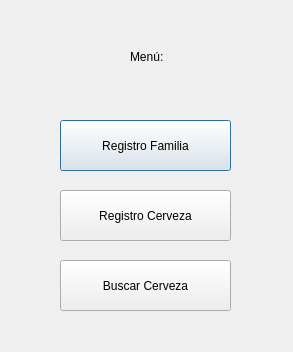
Above: principalcervezas.ui from pacheevb/ED_Proyecto2 before the change. Below: the same form after it.
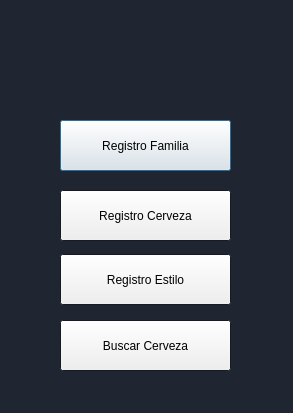
That is the form after the change. Icons and pictures are not drawn.

What changed in the file:
```diff
--- a/principalcervezas.ui
+++ b/principalcervezas.ui
@@ -7,9 +7,73 @@
     <x>0</x>
     <y>0</y>
     <width>293</width>
-    <height>352</height>
+    <height>413</height>
    </rect>
   </property>
+  <property name="palette">
+   <palette>
+    <active>
+     <colorrole role="Base">
+      <brush brushstyle="SolidPattern">
+       <color alpha="255">
+        <red>255</red>
+        <green>255</green>
+        <blue>255</blue>
+       </color>
+      </brush>
+     </colorrole>
+     <colorrole role="Window">
+      <brush brushstyle="SolidPattern">
+       <color alpha="255">
+        <red>31</red>
+        <green>37</green>
+        <blue>49</blue>
+       </color>
+      </brush>
+     </colorrole>
+    </active>
+    <inactive>
+     <colorrole role="Base">
+      <brush brushstyle="SolidPattern">
+       <color alpha="255">
+        <red>255</red>
+        <green>255</green>
+        <blue>255</blue>
+       </color>
+      </brush>
+     </colorrole>
+     <colorrole role="Window">
+      <brush brushstyle="SolidPattern">
+       <color alpha="255">
+        <red>31</red>
+        <green>37</green>
+        <blue>49</blue>
+       </color>
+      </brush>
+     </colorrole>
+    </inactive>
+    <disabled>
+     <colorrole role="Base">
+      <brush brushstyle="SolidPattern">
+       <color alpha="255">
+        <red>31</red>
+        <green>37</green>
+        <blue>49</blue>
+       </color>
+      </brush>
+     </colorrole>
+     <colorrole role="Window">
+      <brush brushstyle="SolidPattern">
+       <color alpha="255">
+        <red>31</red>
+        <green>37</green>
+        <blue>49</blue>
+       </color>
+      </brush>
+     </colorrole>
+    </disabled>
+   </palette>
+  </property>
   <property name="windowTitle">
    <string>Dialog</string>
   </property>
@@ -43,7 +107,7 @@
    <property name="geometry">
     <rect>
      <x>60</x>
-     <y>260</y>
+     <y>320</y>
      <width>171</width>
      <height>51</height>
     </rect>
@@ -55,14 +119,33 @@
   <widget class="QLabel" name="label">
    <property name="geometry">
     <rect>
-     <x>130</x>
-     <y>50</y>
-     <width>47</width>
-     <height>13</height>
+     <x>40</x>
+     <y>20</y>
+     <width>210</width>
+     <height>71</height>
     </rect>
    </property>
    <property name="text">
-    <string>Menú:</string>
+    <string/>
+   </property>
+   <property name="pixmap">
+    <pixmap resource="recursos.qrc">:/Recursos/lb_menu.png</pixmap>
+   </property>
+   <property name="scaledContents">
+    <bool>true</bool>
+   </property>
+  </widget>
+  <widget class="QPushButton" name="btn_registroEstilo">
+   <property name="geometry">
+    <rect>
+     <x>60</x>
+     <y>254</y>
+     <width>171</width>
+     <height>51</height>
+    </rect>
+   </property>
+   <property name="text">
+    <string>Registro Estilo</string>
    </property>
   </widget>
  </widget>
```
Left out of the diff: 4 changed lines with no effect on the pictures.
